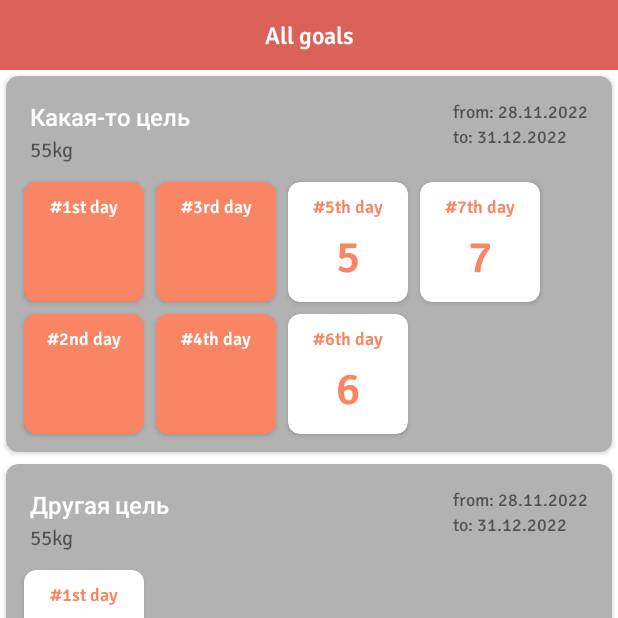
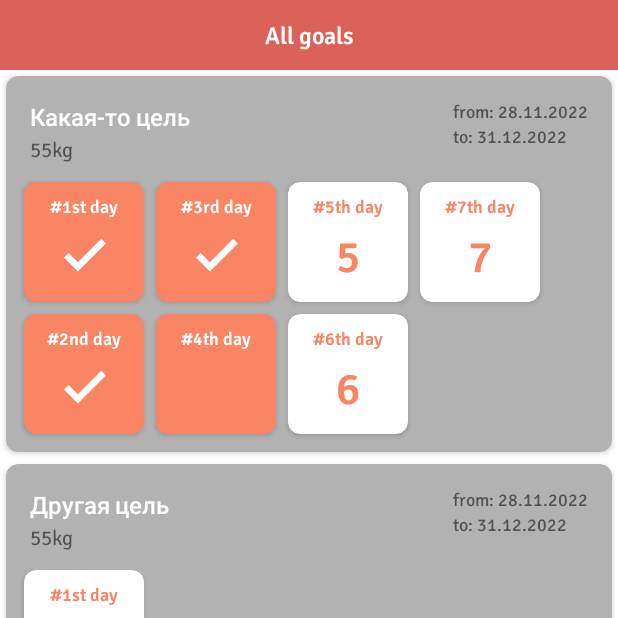
Before and after one commit to emikoo/HabitTracker, an Android app: the screen it shows after launch (MainActivity), after a tap on "#4th day", on a phone screen of 412 x 824 dp, the top half of it. Run offline under Robolectric (Android 15) with nearby library versions, the phone set to English and light mode, and no system bars; 3 other taps on this screen came first.

```diff
--- a/app/build.gradle
+++ b/app/build.gradle
@@ -14,6 +14,7 @@ android {
         versionName "1.0"
 
         testInstrumentationRunner "androidx.test.runner.AndroidJUnitRunner"
+        vectorDrawables.useSupportLibrary = true
     }
 
     buildTypes {
--- a/app/src/main/java/com/teenteen/habittracker/adapters/ChildAdapter.kt
+++ b/app/src/main/java/com/teenteen/habittracker/adapters/ChildAdapter.kt
@@ -15,11 +15,14 @@ import com.teenteen.habittracker.data.model.Habit
 
 open class ChildAdapter(var dataSet: List<Habit.Day>, val listener: OnItemSelected): RecyclerView.Adapter<ChildAdapter.ChildViewHolder>() {
 
+    lateinit var avd: AnimatedVectorDrawableCompat
+    lateinit var avd2: AnimatedVectorDrawable
 
     inner class ChildViewHolder(itemView: View): RecyclerView.ViewHolder(itemView) {
         val name: TextView = itemView.findViewById(R.id.title_child)
         val number: TextView = itemView.findViewById(R.id.subtitle_child)
         val card: CardView = itemView.findViewById(R.id.card)
+        val image: ImageView = itemView.findViewById(R.id.iv_done)
     }
 
     override fun onCreateViewHolder(parent: ViewGroup , viewType: Int) = ChildViewHolder(
@@ -47,6 +50,18 @@ open class ChildAdapter(var dataSet: List<Habit.Day>, val listener: OnItemSelect
             holder.name.setTextColor(holder.itemView.resources.getColor(R.color.white))
             holder.number.visibility = View.GONE
             holder.image.visibility = View.VISIBLE
+            val drawable = holder.image.drawable
+            if (drawable is AnimatedVectorDrawableCompat && item.isSelected == 1) {
+                item.isSelected = 2
+                avd = drawable as AnimatedVectorDrawableCompat
+                avd.start()
+            } else if (drawable is AnimatedVectorDrawable && item.isSelected == 1) {
+                item.isSelected = 2
+                avd2 = drawable as AnimatedVectorDrawable
+                avd2.start()
+            } else if (item.isSelected == 2) {
+                holder.image.setImageResource(R.drawable.ic_done)
+            }
             holder.card.setCardBackgroundColor(holder.itemView.resources.getColor(R.color.orange))
         }
     }
--- /dev/null
+++ b/app/src/main/res/drawable/avd_done.xml
@@ -0,0 +1,32 @@
+<animated-vector xmlns:tools="http://schemas.android.com/tools"
+    xmlns:android="http://schemas.android.com/apk/res/android"
+    xmlns:aapt="http://schemas.android.com/aapt"
+    tools:targetApi="lollipop">
+    <aapt:attr name="android:drawable">
+        <vector
+            android:name="vector"
+            android:width="24dp"
+            android:height="24dp"
+            android:viewportWidth="24"
+            android:viewportHeight="24">
+            <path
+                android:name="done"
+                android:pathData="M9,16.17L4.83,12l-1.42,1.41L9,19 21,7l-1.41,-1.41z"
+                android:fillColor="@android:color/white"
+                android:strokeWidth="1"
+                android:strokeColor="@color/white"
+                android:trimPathEnd="0"/>
+        </vector>
+    </aapt:attr>
+    <target android:name="done">
+        <aapt:attr name="android:animation">
+            <objectAnimator
+                android:propertyName="trimPathEnd"
+                android:duration="500"
+                android:valueFrom="0"
+                android:valueTo="1"
+                android:valueType="floatType"
+                android:interpolator="@android:interpolator/fast_out_slow_in"/>
+        </aapt:attr>
+    </target>
+</animated-vector>
--- /dev/null
+++ b/app/src/main/res/drawable/ic_done.xml
@@ -0,0 +1,7 @@
+<vector android:height="24dp" android:tint="#FFFFFF"
+    android:viewportHeight="24" android:viewportWidth="24"
+    android:width="24dp" xmlns:android="http://schemas.android.com/apk/res/android">
+    <path android:fillColor="@android:color/white" android:pathData="M9,16.17L4.83,12l-1.42,1.41L9,19 21,7l-1.41,-1.41z"
+        android:strokeWidth="1"
+        android:strokeColor="@color/white"/>
+</vector>
--- a/app/src/main/res/layout/item_child.xml
+++ b/app/src/main/res/layout/item_child.xml
@@ -40,6 +40,16 @@
             android:fontFamily="@font/signika_negative_semi_bold"
             android:textSize="30sp"/>
 
+        <ImageView
+            android:id="@+id/iv_done"
+            android:layout_width="35dp"
+            android:layout_height="35dp"
+            android:src="@drawable/avd_done"
+            app:layout_constraintTop_toBottomOf="@id/title_child"
+            app:layout_constraintBottom_toBottomOf="parent"
+            app:layout_constraintStart_toStartOf="parent"
+            app:layout_constraintEnd_toEndOf="parent"
+            android:visibility="visible"/>
 
 
     </androidx.constraintlayout.widget.ConstraintLayout>
```
